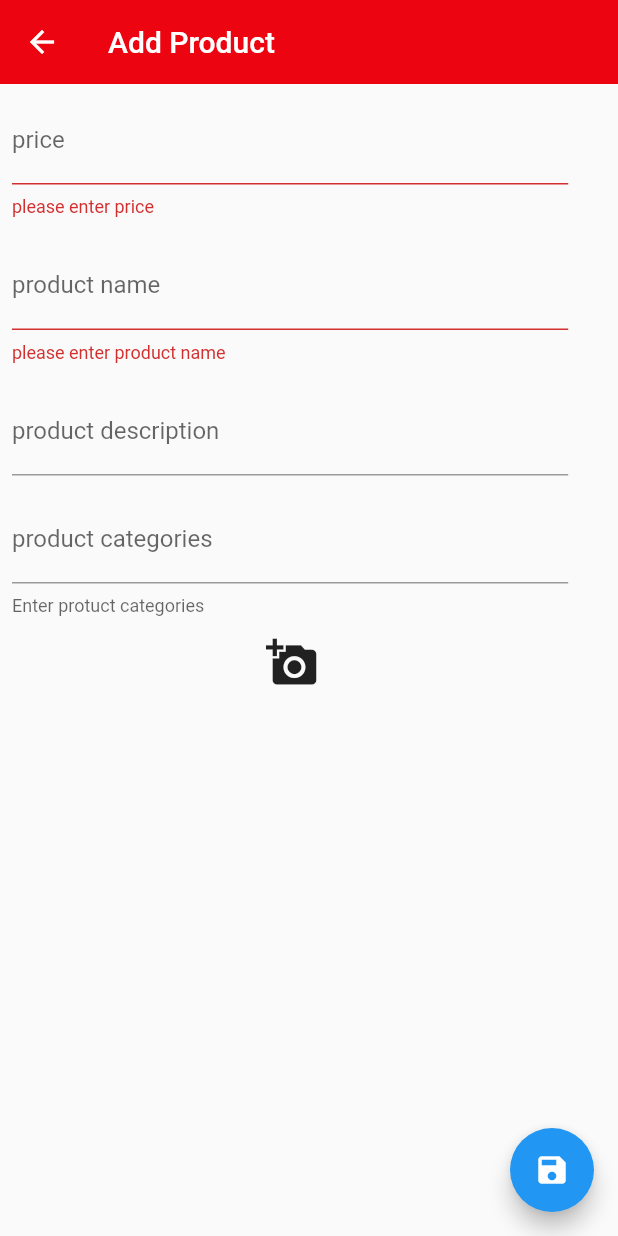
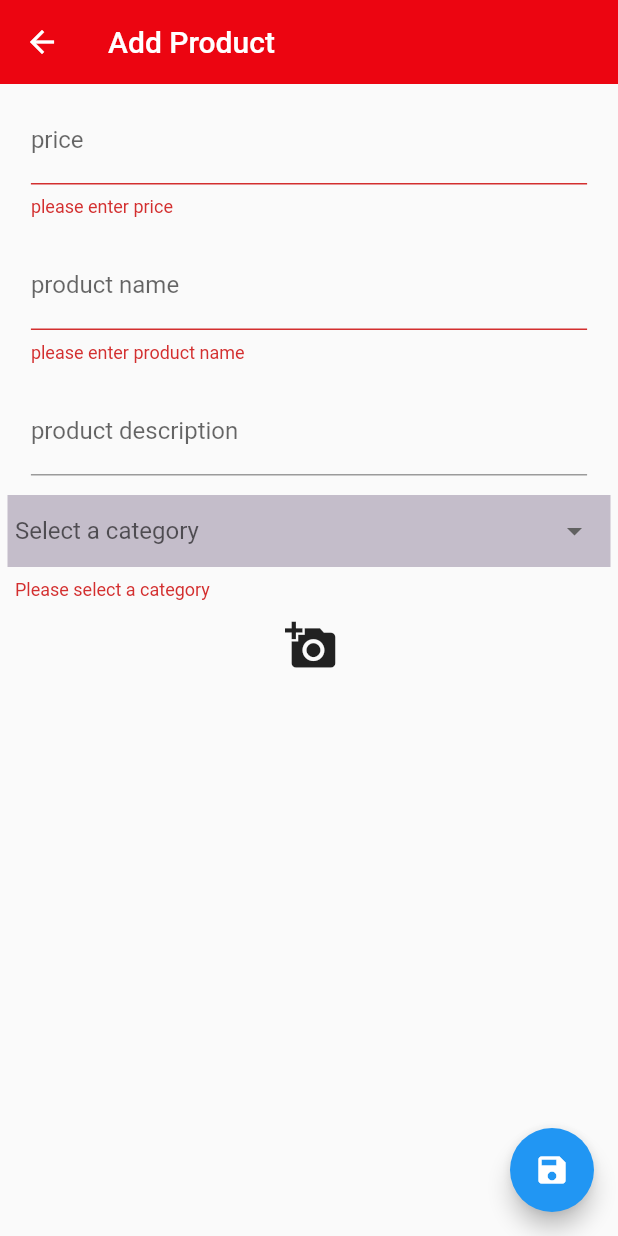
Before and after one commit to home-22/shop_air_app, a Flutter app: the AddProductScreen screen opened directly with sample values from the repository, after a tap on the "save" icon, on a phone screen of 412 x 824 dp. Run offline on Flutter 3.47's test engine with Material 2 defaults, Android fonts, the phone set to English and light mode, and no system bars; our stand-ins replace image_picker.

Commit message:
changes and additions for product categories

```diff
--- a/lib/screens/add_product_screen/add_product_screen.dart
+++ b/lib/screens/add_product_screen/add_product_screen.dart
@@ -25,7 +25,7 @@ class _AddProductScreenState extends State<AddProductScreen> {
   TextEditingController priceController = TextEditingController();
   TextEditingController nameController = TextEditingController();
   TextEditingController descController = TextEditingController();
-  TextEditingController catgController = TextEditingController();
+  Category? _selectedCategory;
   String? selectedImage;
 
   bool imageSelected = false;
@@ -123,16 +123,34 @@ class _AddProductScreenState extends State<AddProductScreen> {
                     ),
                   ),
                   Padding(
-                    padding: EdgeInsets.all(5.0),
-                    child: SizedBox(
-                      width: MediaQuery.of(context).size.width * 0.90,
-                      child: TextFormField(
-                        controller: catgController,
-                        decoration: InputDecoration(
-                          labelText: 'product categories',
-                          helperText: 'Enter protuct categories',
-                        ),
+                    padding: const EdgeInsets.all(5.0),
+                    child: DropdownButtonFormField<Category>(
+                      isDense: true,
+                      value: _selectedCategory,
+                      items: Category.values.map((Category category) {
+                        return DropdownMenuItem<Category>(
+                          value: category,
+                          child: Text(
+                            category.toString(),
+                          ),
+                        );
+                      }).toList(),
+                      decoration: InputDecoration(
+                        contentPadding: const EdgeInsets.all(5.0),
+                        fillColor: AppColors.kGrey,
+                        filled: true,
+                        hintText: 'Select a category',
+                        border: InputBorder.none,
                       ),
+                      validator: (value) {
+                        if (value == null) {
+                          return 'Please select a category';
+                        }
+                        return null;
+                      },
+                      onChanged: (value) {
+                        _selectedCategory = value;
+                      },
                     ),
                   ),
                   IconButton(
@@ -181,7 +199,7 @@ class _AddProductScreenState extends State<AddProductScreen> {
                   description: descController.text,
                   price: priceController.text,
                   image: selectedImage!,
-                  category: Category.laptops,
+                  category: _selectedCategory!,
                   isAssetImage: false,
                 );
                 context.read<CardProvider>().addItem(newProduct);
```
